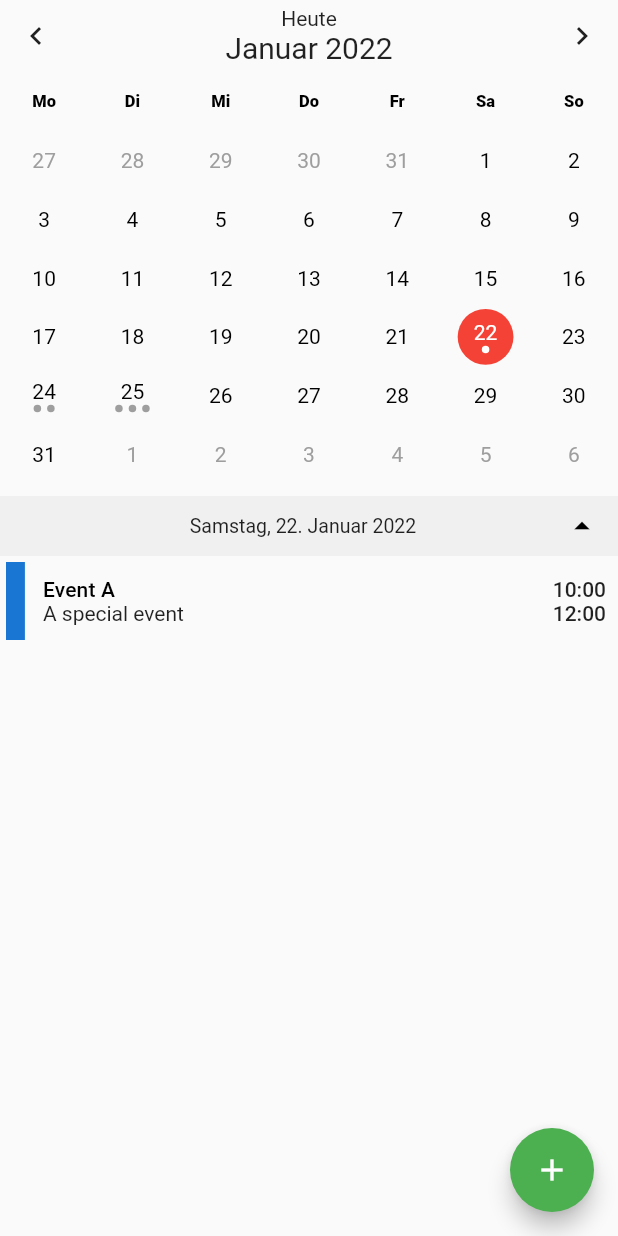
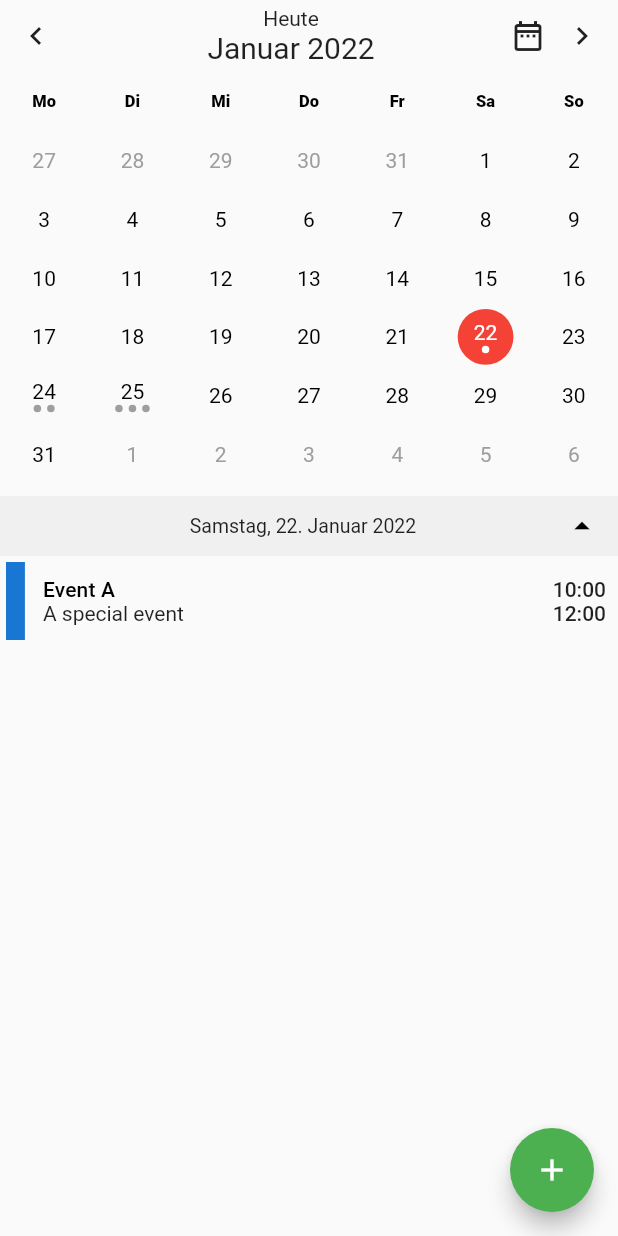
Before and after one commit to rwbr/flutter_neat_and_clean_calendar, a Flutter app: the screen it shows after launch, after a tap on the "chevron left" icon, after a tap on "Heute", on a phone screen of 412 x 824 dp. Run offline on Flutter 3.47's test engine with Material 2 defaults, Android fonts, the phone set to English and light mode, and no system bars.

Commit message:
feat(ui) #23: Added a new button to show a date picker
* a new button was added to the top bar
* tapping this button opens a date picker ui element
* selecting a date allows jumping to that date
* top bar icon only displayed, if option isJumpDateButtonEnabled is set to true, when
  initializing the widget

```diff
--- a/example/lib/main.dart
+++ b/example/lib/main.dart
@@ -112,6 +112,7 @@ class _CalendarScreenState extends State<CalendarScreen> {
     return Scaffold(
       body: SafeArea(
         child: Calendar(
+          isJumpDateButtonEnabled: true,
           startOnMonday: true,
           weekDays: ['Mo', 'Di', 'Mi', 'Do', 'Fr', 'Sa', 'So'],
           events: _events,
--- a/lib/flutter_neat_and_clean_calendar.dart
+++ b/lib/flutter_neat_and_clean_calendar.dart
@@ -73,6 +73,7 @@ class Calendar extends StatefulWidget {
   final ValueChanged<bool>? onExpandStateChanged;
   final ValueChanged? onRangeSelected;
   final ValueChanged<NeatCleanCalendarEvent>? onEventSelected;
+  final bool? isJumpDateButtonEnabled;
   final bool isExpandable;
   final DayBuilder? dayBuilder;
   final EventListBuilder? eventListBuilder;
@@ -124,6 +125,7 @@ class Calendar extends StatefulWidget {
     this.bottomBarArrowColor,
     this.bottomBarColor,
     this.expandableDateFormat = 'EEEE MMMM dd, yyyy',
+    this.isJumpDateButtonEnabled,
   });
 
   @override
@@ -164,6 +166,7 @@ class _CalendarState extends State<Calendar> {
     var todayIcon;
     var leftArrow;
     var rightArrow;
+    var jumpDateIcon;
 
     if (!widget.hideArrows) {
       leftArrow = IconButton(
@@ -188,11 +191,49 @@ class _CalendarState extends State<Calendar> {
       todayIcon = Container();
     }
 
+    if (widget.isJumpDateButtonEnabled != null &&
+        widget.isJumpDateButtonEnabled == true) {
+      jumpDateIcon = InkWell(
+        child: Icon(Icons.date_range_outlined),
+        onTap: () {
+          showDatePicker(
+            context: context,
+            initialDate: DateTime.now(),
+            firstDate: DateTime(1900),
+            lastDate: DateTime(2100),
+          ).then((date) {
+            if (date != null) {
+              setState(() {
+                _selectedDate = date;
+                selectedMonthsDays = _daysInMonth(_selectedDate);
+                selectedWeekDays = Utils.daysInRange(
+                        _firstDayOfWeek(_selectedDate),
+                        _lastDayOfWeek(_selectedDate))
+                    .toList();
+                var monthFormat = DateFormat('MMMM yyyy', widget.locale)
+                    .format(_selectedDate);
+                displayMonth =
+                    '${monthFormat[0].toUpperCase()}${monthFormat.substring(1)}';
+                _selectedEvents = widget.events?[DateTime(_selectedDate.year,
+                        _selectedDate.month, _selectedDate.day)] ??
+                    [];
+              });
+              print('Date chosen: ${_selectedDate.toIso8601String()}');
+              onJumpToDateSelected(_selectedDate);
+            }
+          });
+        },
+      );
+    } else {
+      jumpDateIcon = Container();
+    }
+
     return Row(
       mainAxisAlignment: MainAxisAlignment.spaceBetween,
       children: [
         leftArrow ?? Container(),
-        Column(
+        Expanded(
+          child: Column(
             children: <Widget>[
               todayIcon ?? Container(),
               Text(
@@ -203,6 +244,8 @@ class _CalendarState extends State<Calendar> {
               ),
             ],
           ),
+        ),
+        jumpDateIcon ?? Container(),
         rightArrow ?? Container(),
       ],
     );
@@ -482,25 +525,7 @@ class _CalendarState extends State<Calendar> {
   /// position of the screen. It re-caclulates the range of dates, so that the
   /// month view or week view changes to a range containing the current day.
   void resetToToday() {
-    _selectedDate = DateTime.now();
-    var firstDayOfCurrentWeek = _firstDayOfWeek(_selectedDate);
-    var lastDayOfCurrentWeek = _lastDayOfWeek(_selectedDate);
-
-    setState(() {
-      selectedWeekDays =
-          Utils.daysInRange(firstDayOfCurrentWeek, lastDayOfCurrentWeek)
-              .toList();
-      selectedMonthsDays = _daysInMonth(_selectedDate);
-      var monthFormat =
-          DateFormat('MMMM yyyy', widget.locale).format(_selectedDate);
-      displayMonth =
-          '${monthFormat[0].toUpperCase()}${monthFormat.substring(1)}';
-      _selectedEvents = widget.events?[DateTime(
-              _selectedDate.year, _selectedDate.month, _selectedDate.day)] ??
-          [];
-    });
-
-    _launchDateSelectionCallback(_selectedDate);
+    onJumpToDateSelected(DateTime.now());
   }
 
   void nextMonth() {
@@ -584,6 +609,28 @@ class _CalendarState extends State<Calendar> {
     if (widget.onRangeSelected != null) {
       widget.onRangeSelected!(_rangeSelected);
     }
+  }
+
+  void onJumpToDateSelected(DateTime selectedDate) {
+    _selectedDate = selectedDate;
+    var firstDayOfCurrentWeek = _firstDayOfWeek(_selectedDate);
+    var lastDayOfCurrentWeek = _lastDayOfWeek(_selectedDate);
+
+    setState(() {
+      selectedWeekDays =
+          Utils.daysInRange(firstDayOfCurrentWeek, lastDayOfCurrentWeek)
+              .toList();
+      selectedMonthsDays = _daysInMonth(_selectedDate);
+      var monthFormat =
+          DateFormat('MMMM yyyy', widget.locale).format(_selectedDate);
+      displayMonth =
+          '${monthFormat[0].toUpperCase()}${monthFormat.substring(1)}';
+      _selectedEvents = widget.events?[DateTime(
+              _selectedDate.year, _selectedDate.month, _selectedDate.day)] ??
+          [];
+    });
+
+    _launchDateSelectionCallback(_selectedDate);
   }
 
   void _onSwipeUp() {
```
Also changed, not shown: example/pubspec.lock, pubspec.lock, 3 other files. Lines whose indentation alone changed are shown as unchanged.
